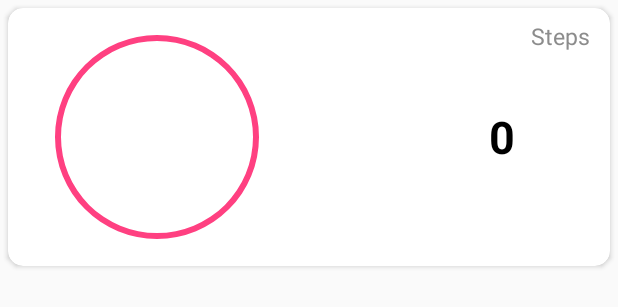
After one commit to DeepakAggarwal196/life_of_pie, an Android app: the layout list_layout_steps.xml on its own in the app's theme, with its tools: preview values and no code run, on a phone screen of 412 x 824 dp. The commit adds this screen. Shown: the top 307 px of the screen. Run offline under Robolectric (Android 15) with nearby library versions, the phone set to English and light mode, and no system bars.

Commit message:
Added Steps Tab

```diff
--- /dev/null
+++ b/app/src/main/res/drawable/circle.xml
@@ -0,0 +1,10 @@
+<?xml version="1.0" encoding="utf-8"?>
+<shape xmlns:android="http://schemas.android.com/apk/res/android"
+    android:shape="ring"
+    android:innerRadiusRatio="2.5"
+    android:thickness="4dp"
+    android:useLevel="true">
+
+    <solid android:color="@color/colorAccent" />
+
+</shape>
--- /dev/null
+++ b/app/src/main/res/layout/fragment_steps.xml
@@ -0,0 +1,5 @@
+ <android.support.v7.widget.RecyclerView
+    xmlns:android="http://schemas.android.com/apk/res/android"
+    android:layout_width="match_parent"
+    android:layout_height="match_parent"
+     android:gravity="center"/>
--- /dev/null
+++ b/app/src/main/res/layout/list_layout_steps.xml
@@ -0,0 +1,139 @@
+<?xml version="1.0" encoding="utf-8"?>
+<LinearLayout xmlns:android="http://schemas.android.com/apk/res/android"
+    xmlns:tools="http://schemas.android.com/tools"
+    android:layout_width="match_parent"
+    android:layout_height="wrap_content"
+    xmlns:app="http://schemas.android.com/apk/res-auto"
+    android:orientation="vertical">
+
+    <android.support.v7.widget.CardView
+        android:id="@+id/card_view_steps"
+        android:layout_width="match_parent"
+        android:layout_height="wrap_content"
+        android:layout_margin="5dp"
+        app:cardCornerRadius="10dp">
+
+        <RelativeLayout
+            android:layout_width="match_parent"
+            android:layout_height="wrap_content"
+            android:padding="8dp">
+
+            <ImageView
+                android:id="@+id/imageView_steps"
+                android:layout_width="183dp"
+                android:layout_height="156dp"
+                android:padding="14dp" />
+
+            <TextView
+                android:id="@+id/textViewCount"
+                android:layout_width="wrap_content"
+                android:layout_height="wrap_content"
+                android:layout_alignParentEnd="true"
+                android:layout_centerHorizontal="true"
+                android:layout_centerVertical="true"
+                android:layout_marginEnd="55dp"
+                android:text="0"
+                android:textAppearance="@style/Base.TextAppearance.AppCompat.Small"
+                android:textColor="#000000"
+                android:textSize="30dp"
+                android:textStyle="bold" />
+
+            <ProgressBar
+                android:id="@+id/progress_bar_steps"
+                style="?android:progressBarStyleHorizontal"
+                android:layout_width="160dp"
+                android:layout_height="160dp"
+                android:layout_alignParentStart="true"
+                android:layout_centerVertical="true"
+                android:layout_marginStart="11.5dp"
+                android:layout_marginTop="-10dp"
+                android:progress="100"
+                android:progressDrawable="@drawable/circle"
+                app:layout_constraintBottom_toBottomOf="parent"
+                app:layout_constraintLeft_toLeftOf="parent"
+                app:layout_constraintRight_toRightOf="parent"
+                app:layout_constraintTop_toTopOf="parent" />
+
+            <TextView
+            android:id="@+id/textViewStepsSmall"
+            android:layout_width="wrap_content"
+            android:layout_height="wrap_content"
+            android:layout_alignParentEnd="true"
+            android:layout_alignTop="@+id/imageView"
+            android:layout_marginEnd="5dp"
+            android:text="Steps"
+            android:textAppearance="@style/Base.TextAppearance.AppCompat.Small"
+            android:textColor="@color/light_text"
+            android:textSize="15dp"
+                />
+
+            <ImageView
+                android:id="@+id/imageViewStepsSmall"
+                android:layout_width="20dp"
+                android:layout_height="20dp"
+                android:layout_marginRight="4dp"
+                android:layout_marginTop="0dp"
+                android:layout_toLeftOf="@id/textViewStepsSmall"
+                android:padding="1dp" />
+
+            <!--<TextView-->
+            <!--android:id="@+id/textViewTimeDuration"-->
+            <!--android:layout_width="wrap_content"-->
+            <!--android:layout_height="wrap_content"-->
+            <!--android:layout_below="@id/textViewTitle"-->
+            <!--android:layout_marginLeft="5dp"-->
+            <!--android:layout_marginTop="2dp"-->
+            <!--android:layout_toRightOf="@id/imageView"-->
+            <!--android:text="40 min"-->
+            <!--android:textAppearance="@style/Base.TextAppearance.AppCompat.Large"-->
+            <!--android:textStyle="bold" />-->
+
+            <!--<TextView-->
+            <!--android:id="@+id/textViewSteps"-->
+            <!--android:layout_width="wrap_content"-->
+            <!--android:layout_height="wrap_content"-->
+            <!--android:layout_below="@id/textViewTimeDuration"-->
+            <!--android:layout_marginLeft="5dp"-->
+            <!--android:layout_marginTop="5dp"-->
+            <!--android:layout_toRightOf="@id/imageView"-->
+            <!--android:background="#00cc00"-->
+            <!--android:paddingLeft="15dp"-->
+            <!--android:paddingRight="15dp"-->
+            <!--android:text="1020"-->
+            <!--android:textAppearance="@style/Base.TextAppearance.AppCompat.Small.Inverse"-->
+            <!--android:textColor="@android:color/white"-->
+            <!--android:textStyle="bold" />-->
+
+            <!--<TextView-->
+            <!--android:id="@+id/textViewCalories"-->
+            <!--android:layout_width="wrap_content"-->
+            <!--android:layout_height="wrap_content"-->
+            <!--android:layout_below="@id/textViewTimeDuration"-->
+            <!--android:layout_marginLeft="5dp"-->
+            <!--android:layout_marginTop="5dp"-->
+            <!--android:layout_toRightOf="@id/textViewSteps"-->
+            <!--android:background="#ffcc00"-->
+            <!--android:paddingLeft="15dp"-->
+            <!--android:paddingRight="15dp"-->
+            <!--android:text="330"-->
+            <!--android:textAppearance="@style/Base.TextAppearance.AppCompat.Small.Inverse"-->
+            <!--android:textColor="@android:color/white"-->
+            <!--android:textStyle="bold" />-->
+
+
+            <!--<TextView-->
+            <!--android:id="@+id/textViewShortDesc"-->
+            <!--android:layout_width="wrap_content"-->
+            <!--android:layout_height="wrap_content"-->
+            <!--android:layout_below="@id/textViewSteps"-->
+            <!--android:layout_marginLeft="5dp"-->
+            <!--android:layout_marginTop="5dp"-->
+            <!--android:layout_toRightOf="@id/imageView"-->
+            <!--android:text="13.3 Inch, 256 GB"-->
+            <!--android:textAppearance="@style/Base.TextAppearance.AppCompat.Small" />-->
+
+        </RelativeLayout>
+
+    </android.support.v7.widget.CardView>
+
+</LinearLayout>
--- a/app/src/main/res/values/colors.xml
+++ b/app/src/main/res/values/colors.xml
@@ -6,4 +6,7 @@
     <color name="white">#fff</color>
     <color name="black">#000</color>
     <color name="gray">#212121</color>
+    <color name="progress_blue">#3e8cc7</color>
+    <color name="progress_red">#ea0016</color>
+    <color name="light_text">#8c8c8c</color>
 </resources>
--- a/app/src/main/res/values/styles.xml
+++ b/app/src/main/res/values/styles.xml
@@ -1,7 +1,6 @@
 <resources>
-
     <!-- Base application theme. -->
-    <style name="AppTheme" parent="Theme.AppCompat.Light.DarkActionBar">
+    <style name="AppTheme" parent="Base.Theme.AppCompat.Light.DarkActionBar">
         <!-- Customize your theme here. -->
         <item name="colorPrimary">@color/colorPrimary</item>
         <item name="colorPrimaryDark">@color/colorPrimaryDark</item>
```
Also changed, not shown: app/src/main/java/com/example/deepak/prototype2/PageFragment.java (+32 -1 lines), app/src/main/java/com/example/deepak/prototype2/StepsAdapter.java (added, +87 -0 lines), app/src/main/java/com/example/deepak/prototype2/StepsCard.java (added, +47 -0 lines), app/src/main/java/com/example/deepak/prototype2/StepsCounter.java (added, +125 -0 lines), app/src/main/res/drawable/calories_heart.png (added), app/src/main/res/drawable/flame.png (added), app/src/main/res/drawable/shoes.png (added), app/src/main/res/drawable/sleep.png (deleted), app/src/main/res/drawable/steps.png (added), app/src/main/res/drawable/work.png (deleted).
